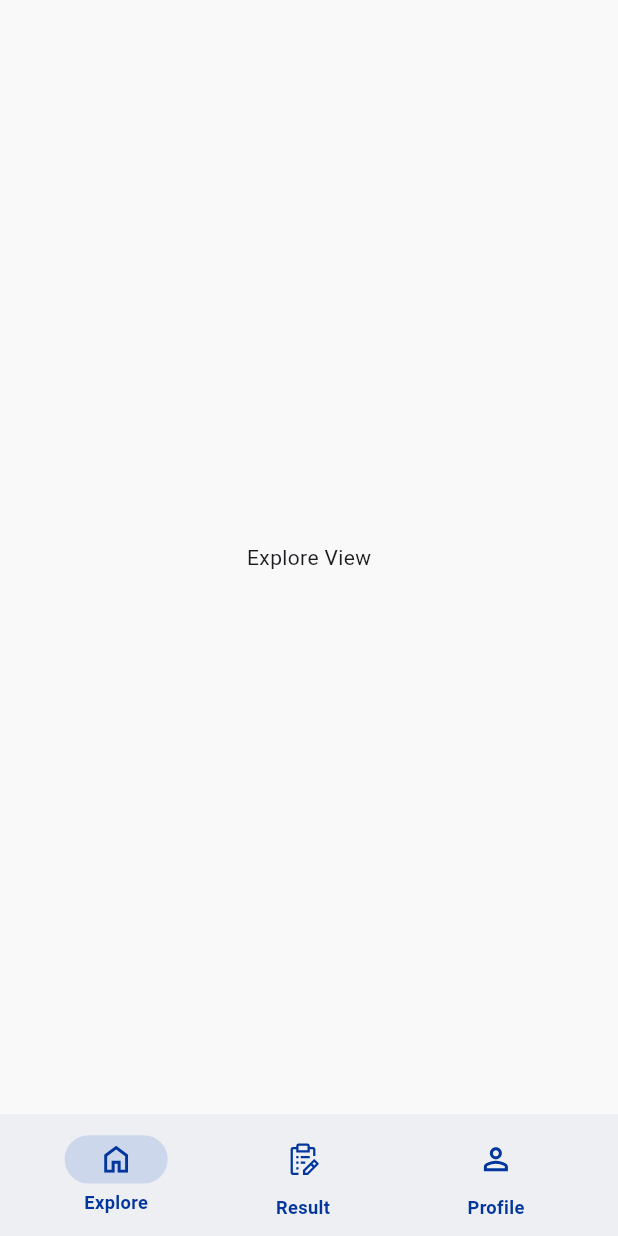
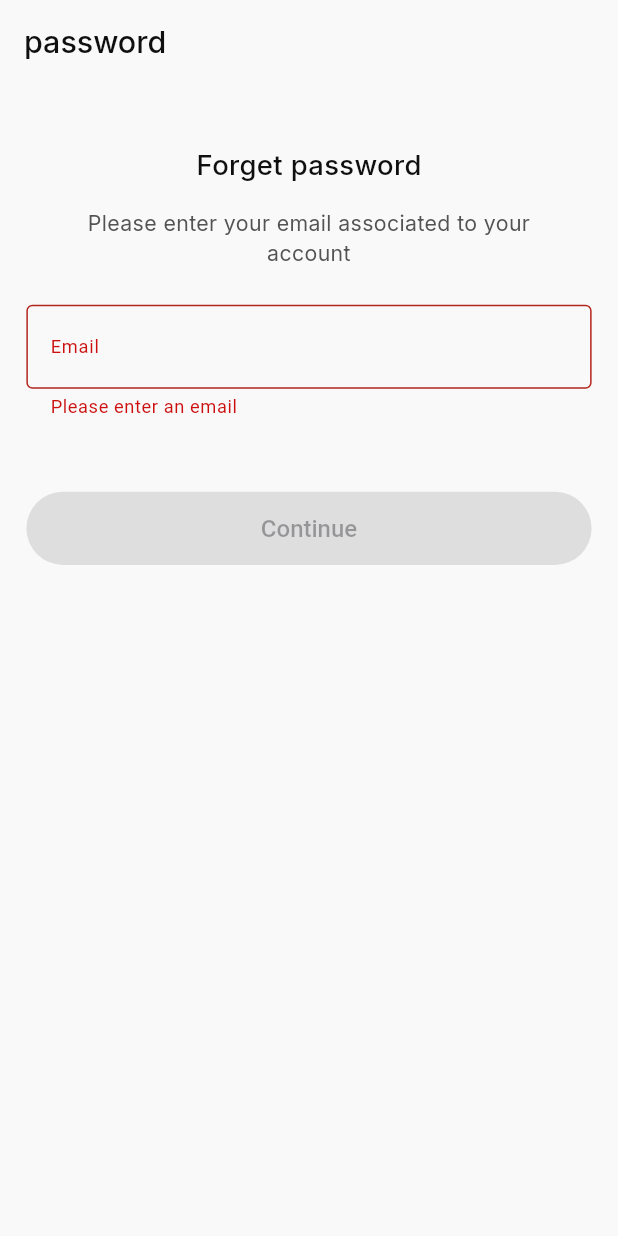
Before and after one commit to AhmedEzz999/exam_app_team5, a Flutter app: the screen it shows after launch, on a phone screen of 412 x 824 dp. Run offline on Flutter 3.47's test engine with Material 3 defaults, Android fonts, the phone set to English and light mode, and no system bars; our stand-ins replace dartz, dio, flutter_bloc, flutter_screenutil, flutter_svg, get_it and 6 more; generated files the repository leaves out were written again.

Commit message:
finish ui of forget_password_view

```diff
--- a/lib/config/router/app_router/go_router.dart
+++ b/lib/config/router/app_router/go_router.dart
@@ -1,4 +1,5 @@
 import 'package:exam_app/core/constants/app_routes/app_routes.dart';
+import 'package:exam_app/features/forget_password/presentation/views/forget_password_view.dart';
 import 'package:exam_app/features/home_layout/presentation/views/home_layout_view.dart';
 import 'package:flutter/material.dart';
 import 'package:go_router/go_router.dart';
@@ -8,7 +9,7 @@ import '../../../features/login/presentation/views/login_view.dart';
 
 class AppRouter {
   static GoRouter goRouter = GoRouter(
-    initialLocation: AppRoutes.homeRoute,
+    initialLocation: AppRoutes.forgetPasswordRoute,
 
     errorBuilder: (context, state) =>
         Scaffold(body: Center(child: Text(AppStrings.errorNavigate))),
@@ -23,6 +24,11 @@ class AppRouter {
         name: AppRoutes.homeRoute,
         builder: (context, state) => HomeLayoutView(),
       ),
+      GoRoute(
+        path: AppRoutes.forgetPasswordRoute,
+        name: AppRoutes.forgetPasswordRoute,
+        builder: (context, state) => ForgetPasswordView(),
+      ),
     ],
   );
 }
--- a/lib/core/constants/app_strings/app_strings.dart
+++ b/lib/core/constants/app_strings/app_strings.dart
@@ -46,4 +46,10 @@ abstract class AppStrings {
   static const String explore = 'Explore';
   static const String result = 'Result';
   static const String profile = 'Profile';
+  //------------Forget Password ------------------
+  static const String forgetPassword = "Forget password";
+  static const String password = "password";
+  static const String forgetPasswordDesc =
+      "Please enter your email associated to your account";
+  static const String continueLabel = "Continue";
 }
--- a/lib/core/styles/app_colors.dart
+++ b/lib/core/styles/app_colors.dart
@@ -9,4 +9,5 @@ class AppColors {
   static const Color kWhiteColor = Color(0xffF9F9F9);
   static const Color kLightBlueColor = Color(0xffEDEFF3);
   static const Color kBlueColor = Color(0xffCCD7EB);
+  static const Color kRedErrorColor = Color(0xffCC1010);
 }
--- a/lib/core/styles/app_text_styles.dart
+++ b/lib/core/styles/app_text_styles.dart
@@ -7,28 +7,39 @@ import 'app_colors.dart';
 class AppTextStyles {
   AppTextStyles._();
   static TextStyle kBlack20Mediam() => GoogleFonts.inter(
-    fontSize: 20,
+    fontSize: 20.sp,
+    fontWeight: FontWeight.w500,
+    color: AppColors.kBlackColor,
+  );
+  static TextStyle kBlack18Mediam() => GoogleFonts.inter(
+    fontSize: 18.sp,
     fontWeight: FontWeight.w500,
     color: AppColors.kBlackColor,
   );
   static TextStyle kBlack13Regular() => GoogleFonts.inter(
-    fontSize: 13,
+    fontSize: 13.sp,
     fontWeight: FontWeight.w400,
     color: AppColors.kBlackColor,
   );
+
+  static TextStyle kGrey14Regular() => GoogleFonts.inter(
+    fontSize: 14.sp,
+    fontWeight: FontWeight.w400,
+    color: AppColors.kGreyColor,
+  );
   static TextStyle kBlack16Regular() => GoogleFonts.inter(
-    fontSize: 16,
+    fontSize: 16.sp,
     fontWeight: FontWeight.w400,
     color: AppColors.kBlackColor,
   );
   static TextStyle kBlack12UnderLineRegular() => GoogleFonts.inter(
-    fontSize: 12,
+    fontSize: 12.sp,
     fontWeight: FontWeight.w400,
     color: AppColors.kBlackColor,
     decoration: TextDecoration.underline,
   );
   static TextStyle kPlaceHolder14Regular() => GoogleFonts.roboto(
-    fontSize: 14,
+    fontSize: 14.sp,
     fontWeight: FontWeight.normal,
     color: AppColors.kPlaceHolderColor,
   );
@@ -40,7 +51,7 @@ class AppTextStyles {
   static TextStyle k16Medium() =>
       GoogleFonts.roboto(fontSize: 16, fontWeight: FontWeight.w500);
   static TextStyle kGrey12Regular() => GoogleFonts.roboto(
-    fontSize: 12,
+    fontSize: 12.sp,
     fontWeight: FontWeight.normal,
     color: AppColors.kGreyColor,
   );
--- a/lib/core/themes/themes.dart
+++ b/lib/core/themes/themes.dart
@@ -9,6 +9,7 @@ class Themes {
     brightness: Brightness.light,
     appBarTheme: AppBarTheme(
       centerTitle: false,
+      backgroundColor: AppColors.kWhiteColor,
       titleTextStyle: AppTextStyles.kBlack20Mediam(),
     ),
     splashFactory: NoSplash.splashFactory,
@@ -21,6 +22,10 @@ class Themes {
         borderRadius: BorderRadius.circular(4),
         borderSide: const BorderSide(color: AppColors.kGreyColor),
       ),
+      errorStyle: AppTextStyles.kGrey12Regular().copyWith(
+        color: AppColors.kRedErrorColor,
+      ),
+
       hintStyle: AppTextStyles.kPlaceHolder14Regular(),
       labelStyle: AppTextStyles.kGrey12Regular(),
     ),
--- a/lib/core/widgets/custom_text_form_field.dart
+++ b/lib/core/widgets/custom_text_form_field.dart
@@ -1,6 +1,7 @@
 import 'package:flutter/material.dart';
 
 import '../styles/app_colors.dart';
+import '../styles/app_text_styles.dart';
 
 class CustomTextfield extends StatelessWidget {
   const CustomTextfield({
@@ -10,6 +11,7 @@ class CustomTextfield extends StatelessWidget {
     this.autovalidateMode,
     super.key,
     this.isPassword = false,
+    this.isValid = true,
     this.validator,
     this.onEditingComplete,
   });
@@ -22,6 +24,7 @@ class CustomTextfield extends StatelessWidget {
     super.key,
     this.validator,
     this.onEditingComplete,
+    this.isValid = true,
   });
   final String hint;
   final String label;
@@ -30,6 +33,7 @@ class CustomTextfield extends StatelessWidget {
   final AutovalidateMode? autovalidateMode;
   final Function()? onEditingComplete;
   final bool? isPassword;
+  final bool? isValid;
 
   @override
   Widget build(BuildContext context) {
@@ -40,7 +44,15 @@ class CustomTextfield extends StatelessWidget {
       validator: validator,
       autocorrect: false,
       autovalidateMode: autovalidateMode,
-      decoration: InputDecoration(hintText: hint, labelText: label),
+      decoration: InputDecoration(
+        hintText: hint,
+        labelText: label,
+        labelStyle: isValid!
+            ? AppTextStyles.kGrey12Regular()
+            : AppTextStyles.kGrey12Regular().copyWith(
+                color: AppColors.kRedErrorColor,
+              ),
+      ),
     );
   }
 }
--- /dev/null
+++ b/lib/features/forget_password/presentation/views/forget_password_view.dart
@@ -0,0 +1,95 @@
+import 'package:exam_app/core/constants/app_strings/app_strings.dart';
+import 'package:exam_app/core/styles/app_text_styles.dart';
+import 'package:exam_app/core/utils/validator.dart';
+import 'package:exam_app/core/widgets/custom_button.dart';
+import 'package:exam_app/core/widgets/custom_text_form_field.dart';
+import 'package:flutter/material.dart';
+import 'package:flutter_screenutil/flutter_screenutil.dart';
+
+class ForgetPasswordView extends StatefulWidget {
+  const ForgetPasswordView({super.key});
+
+  @override
+  State<ForgetPasswordView> createState() => _ForgetPasswordViewState();
+}
+
+class _ForgetPasswordViewState extends State<ForgetPasswordView>
+    with AppValidators {
+  late TextEditingController _emailController;
+  late GlobalKey<FormState> _globalKey;
+  bool _isButtonEnabled = false;
+  @override
+  void initState() {
+    _emailController = TextEditingController();
+    _globalKey = GlobalKey<FormState>();
+    super.initState();
+  }
+
+  @override
+  void dispose() {
+    _emailController.dispose();
+    super.dispose();
+  }
+
+  void _validateForm() {
+    final bool isValid = _globalKey.currentState?.validate() ?? false;
+
+    if (isValid != _isButtonEnabled) {
+      setState(() {
+        _isButtonEnabled = isValid;
+      });
+    }
+  }
+
+  void _submitLogin() {}
+  @override
+  Widget build(BuildContext context) {
+    return Scaffold(
+      appBar: AppBar(title: Text(AppStrings.password)),
+      body: Form(
+        key: _globalKey,
+        autovalidateMode: AutovalidateMode.always,
+        onChanged: _validateForm,
+        child: Padding(
+          padding: EdgeInsets.symmetric(horizontal: 16.0.w),
+          child: Column(
+            crossAxisAlignment: CrossAxisAlignment.stretch,
+            children: [
+              40.verticalSpace,
+              Center(
+                child: Text(
+                  AppStrings.forgetPassword,
+                  style: AppTextStyles.kBlack18Mediam(),
+                ),
+              ),
+              16.verticalSpace,
+              Center(
+                child: SizedBox(
+                  width: 275.w,
+                  child: Text(
+                    AppStrings.forgetPasswordDesc,
+                    textAlign: TextAlign.center,
+                    style: AppTextStyles.kGrey14Regular(),
+                  ),
+                ),
+              ),
+              24.verticalSpace,
+              CustomTextfield(
+                hint: AppStrings.emailHint,
+                label: AppStrings.emailLabel,
+                controller: _emailController,
+                validator: validateEmail,
+                isValid: _globalKey.currentState?.validate() ?? false,
+              ),
+              48.verticalSpace,
+              CustomElevatedButton(
+                buttonText: AppStrings.continueLabel,
+                onPressed: _isButtonEnabled ? _submitLogin : null,
+              ),
+            ],
+          ),
+        ),
+      ),
+    );
+  }
+}
```
